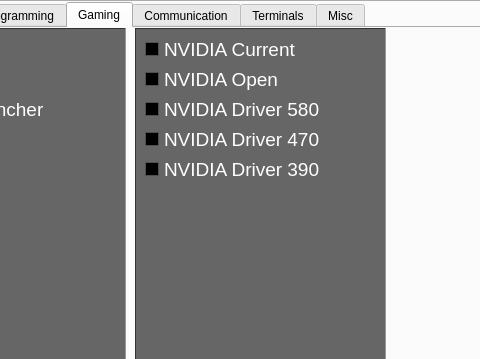
Before: the Qt Designer form mainwindow.ui in nocapscripts/linux-utility, drawn with Qt 5; both pictures show x 129 to 609 and y 0 to 359 of the 1031 by 723 pixel window.
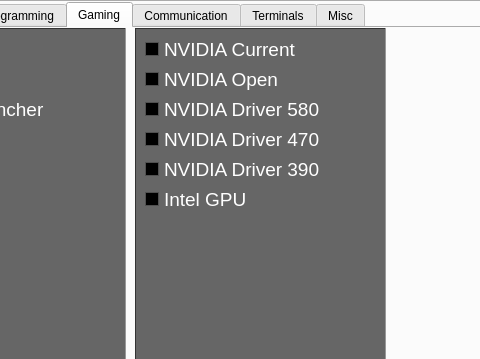
After: the same form once the commit is applied. The open tabs and pages were chosen to show the change.

The edit to the form file:
```diff
--- a/mainwindow.ui
+++ b/mainwindow.ui
@@ -2361,6 +2361,24 @@
           <string>NVIDIA Open</string>
          </property>
         </widget>
+        <widget class="QCheckBox" name="chIntelGPU">
+         <property name="geometry">
+          <rect>
+           <x>10</x>
+           <y>160</y>
+           <width>191</width>
+           <height>23</height>
+          </rect>
+         </property>
+         <property name="font">
+          <font>
+           <pointsize>14</pointsize>
+          </font>
+         </property>
+         <property name="text">
+          <string>Intel GPU</string>
+         </property>
+        </widget>
        </widget>
       </widget>
       <widget class="QWidget" name="tab_7">
```
Left out of the diff: 22 changed lines with no effect on the pictures.
